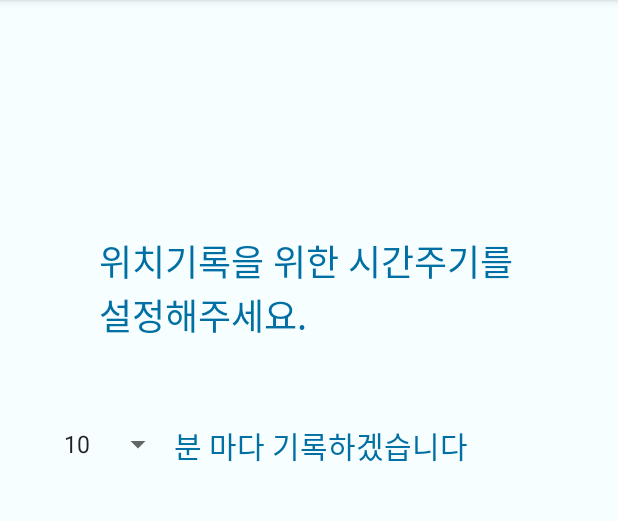
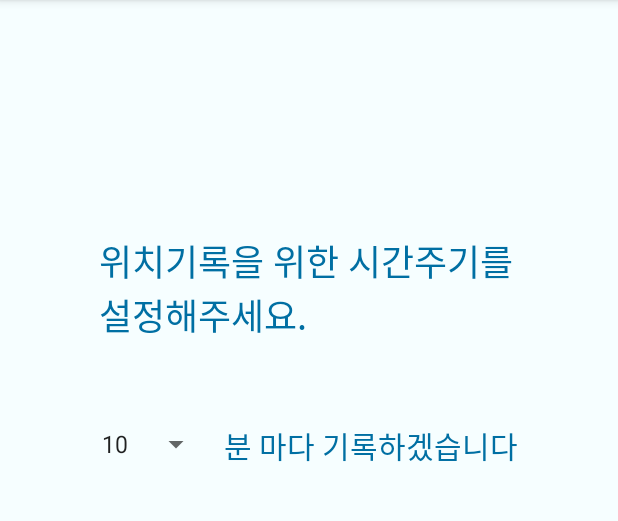
Before and after one commit to bae1022/Blooming, an Android app: the fragment UserPeriodActivity shown on its own in the app's theme, on a phone screen of 412 x 824 dp, the part 84-605 px from its top. Run offline under Robolectric (Android 15) with nearby library versions, the phone set to English and light mode, and no system bars.

Commit message:
[초기설정]수정 레이아웃 수정 및 db작업

```diff
--- a/app/src/main/java/swcontest/dwu/blooming/userSetting/UserPeriodActivity.java
+++ b/app/src/main/java/swcontest/dwu/blooming/userSetting/UserPeriodActivity.java
@@ -45,7 +45,7 @@ public class UserPeriodActivity extends Fragment {
     public void onSaveInstanceState(@NonNull Bundle outState) {
         super.onSaveInstanceState(outState);
         if(bundle != null){
-            Log.d("UserPeroid(onSave)", "위치추적 주기 번들에 담기");
+            Log.d("UserPeriod(onSave)", "위치추적 주기 번들에 담기");
             bundle.putString("userPeriod", sp_period.getSelectedItem().toString());
             Log.d("UserPeriod(onSave)", "주기: " + sp_period.getSelectedItem().toString());
             Log.d("UserPeriod(Test)", "이쯤에서 이름값 있는지 확인:" + bundle.getString("userName"));
--- a/app/src/main/res/layout/setting_name.xml
+++ b/app/src/main/res/layout/setting_name.xml
@@ -26,6 +26,7 @@
         android:layout_marginTop="60dp"
         android:backgroundTint="@color/blue5"
         android:ems="10"
+        android:gravity="center"
         android:inputType="textPersonName"
         app:layout_constraintEnd_toEndOf="parent"
         app:layout_constraintHorizontal_bias="0.497"
--- a/app/src/main/res/layout/setting_period.xml
+++ b/app/src/main/res/layout/setting_period.xml
@@ -24,21 +24,23 @@
         android:id="@+id/textView8"
         android:layout_width="216dp"
         android:layout_height="26dp"
+        android:layout_marginStart="8dp"
+        android:layout_marginLeft="8dp"
         android:layout_marginTop="28dp"
-        android:layout_marginEnd="80dp"
-        android:layout_marginRight="80dp"
         android:text="분 마다 기록하겠습니다"
         android:textColor="@color/blue5"
         android:textSize="20sp"
-        app:layout_constraintEnd_toEndOf="parent"
+        app:layout_constraintStart_toEndOf="@+id/spinner"
         app:layout_constraintTop_toBottomOf="@+id/textView7" />
 
     <Spinner
         android:id="@+id/spinner"
         android:layout_width="wrap_content"
         android:layout_height="44dp"
+        android:layout_marginStart="60dp"
+        android:layout_marginLeft="60dp"
         android:layout_marginTop="20dp"
         android:scrollbarSize="6dp"
-        app:layout_constraintEnd_toStartOf="@+id/textView8"
+        app:layout_constraintStart_toStartOf="parent"
         app:layout_constraintTop_toBottomOf="@+id/textView7" />
 </androidx.constraintlayout.widget.ConstraintLayout>
--- a/app/src/main/res/layout/setting_update.xml
+++ b/app/src/main/res/layout/setting_update.xml
@@ -283,7 +283,7 @@
         android:layout_height="44dp"
         android:layout_marginStart="70dp"
         android:layout_marginLeft="70dp"
-        android:layout_marginTop="50dp"
+        android:layout_marginTop="40dp"
         android:onClick="onClick"
         android:text="수정"
         app:layout_constraintStart_toStartOf="parent"
@@ -293,7 +293,7 @@
         android:id="@+id/btn_ok"
         android:layout_width="117dp"
         android:layout_height="44dp"
-        android:layout_marginTop="50dp"
+        android:layout_marginTop="40dp"
         android:layout_marginEnd="70dp"
         android:layout_marginRight="70dp"
         android:onClick="onClick"
```
Also changed, not shown: app/src/main/java/swcontest/dwu/blooming/userSetting/UserPhoneActivity.java (+5 -2 lines), app/src/main/java/swcontest/dwu/blooming/userSetting/UserUpdateActivity.java (+40 -3 lines).
